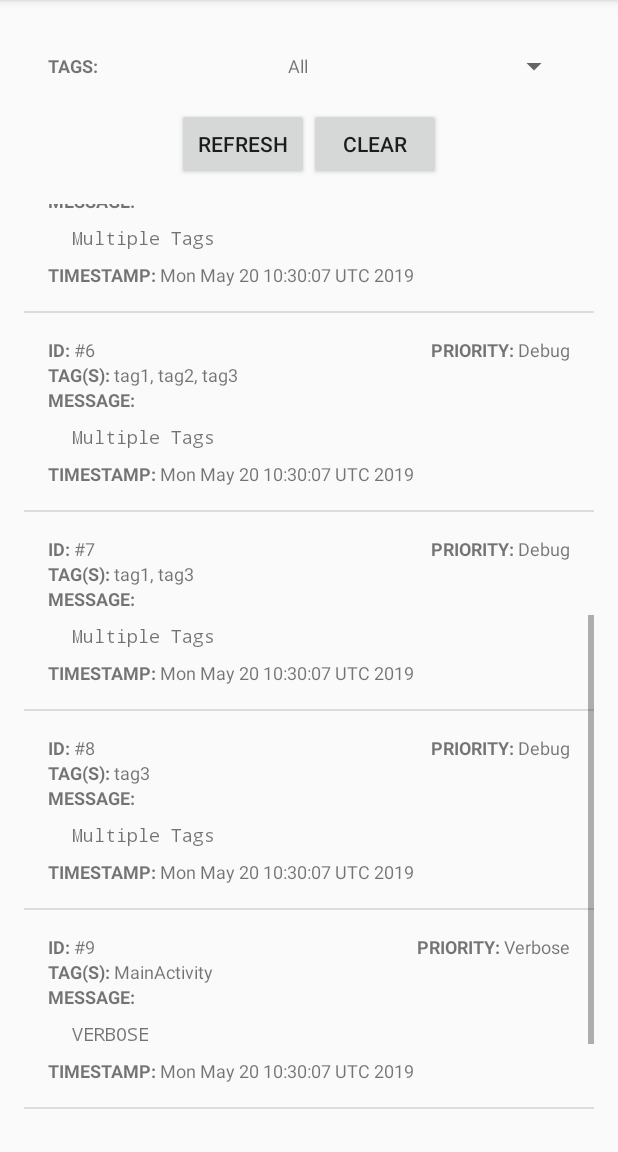
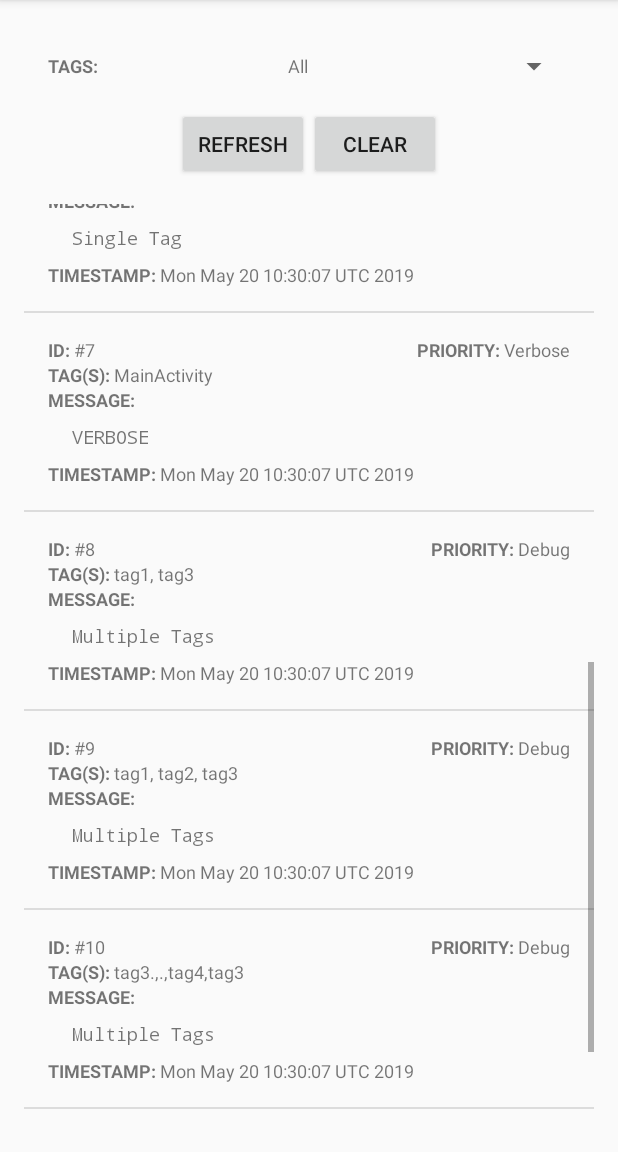
Before and after one commit to TheGabCode/pmc-android-logger, an Android app: the screen it shows after launch (PMCLogActivity), after a tap on "BUTTON", on a phone screen of 412 x 824 dp, the part 84-1236 px from its top. Run offline under Robolectric (Android 15) with nearby library versions, the phone set to English and light mode, and no system bars; our stand-ins replace Room's generated code, data binding; libraries missing offline, so code that uses them is left out: dmax.dialog; 4 statements that could not run were skipped.

Commit message:
Fixed typos

```diff
--- a/app/src/main/java/com/paulmarkcastillo/androidlogger/MainActivity.kt
+++ b/app/src/main/java/com/paulmarkcastillo/androidlogger/MainActivity.kt
@@ -21,10 +21,11 @@ class MainActivity : AppCompatActivity() {
             PMCLogger.w(tag, "WARN")
             PMCLogger.e(tag, "ERROR")
 
-            PMCLogger.d("tag1", "Multiple Tags")
+            PMCLogger.d("tag1", "Single Tag")
             PMCLogger.d("tag1, tag2, tag3", "Multiple Tags")
             PMCLogger.d("tag1, tag3", "Multiple Tags")
-            PMCLogger.d("tag3", "Multiple Tags")
+            PMCLogger.d("tag3.,.,tag4,tag3", "Multiple Tags")
+            PMCLogger.d("tag5.,.,tag6,tag7", "Multiple Tags")
 
             PMCLogger.viewLogs(this)
         }
--- a/logger/src/main/java/com/paulmarkcastillo/androidlogger/PMCLogActivity.kt
+++ b/logger/src/main/java/com/paulmarkcastillo/androidlogger/PMCLogActivity.kt
@@ -4,7 +4,7 @@ import android.app.AlertDialog
 import android.os.Bundle
 import android.view.View
 import android.widget.AdapterView
-import android.widget.AdapterView.*
+import android.widget.AdapterView.OnItemSelectedListener
 import android.widget.ArrayAdapter
 import android.widget.Spinner
 import androidx.appcompat.app.AppCompatActivity
--- a/logger/src/main/java/com/paulmarkcastillo/androidlogger/PMCLogDao.kt
+++ b/logger/src/main/java/com/paulmarkcastillo/androidlogger/PMCLogDao.kt
@@ -17,7 +17,7 @@ interface PMCLogDao {
     suspend fun deleteAllLogs()
 
     @Query("SELECT tag FROM PMCLog GROUP BY tag")
-    suspend fun getTag() : List<String>
+    suspend fun getAllTags() : List<String>
 
     @Query("SELECT * FROM PMCLog WHERE tag LIKE :tag")
     suspend fun getLogsWithTag(tag: String) : List<PMCLog>
--- a/logger/src/main/java/com/paulmarkcastillo/androidlogger/PMCLogger.kt
+++ b/logger/src/main/java/com/paulmarkcastillo/androidlogger/PMCLogger.kt
@@ -115,7 +115,7 @@ class PMCLogger {
             val result = ArrayList<String>()
             CoroutineScope(Dispatchers.IO).launch {
                 val dao = PMCLogDatabase.getDatabase(applicationContext).logDao()
-                result.addAll(dao.getTag())
+                result.addAll(dao.getAllTags())
             }.invokeOnCompletion {
                 val filteredResult = ArrayList<String>()
                 result.forEach { string ->
```
